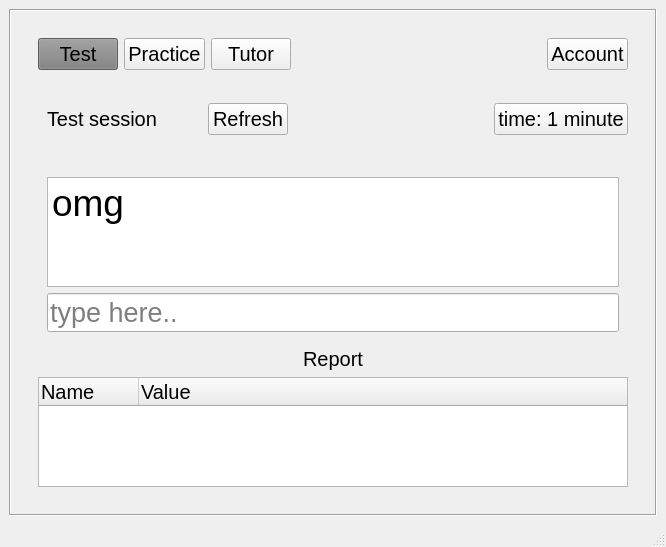
Above: home.ui from Prakash5209/typing_tutor before the change. Below: the same form after it.
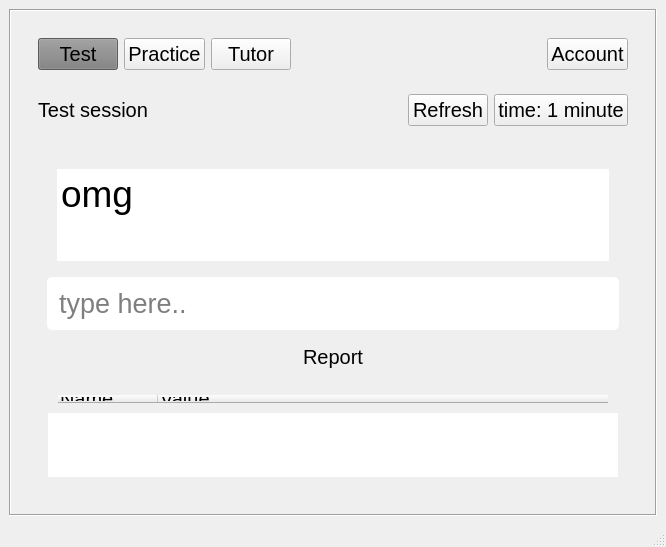
That is the form after the change.

Patch:
```diff
--- a/home.ui
+++ b/home.ui
@@ -205,7 +205,7 @@
                 <x>0</x>
                 <y>0</y>
                 <width>608</width>
-                <height>318</height>
+                <height>336</height>
                </rect>
               </property>
               <layout class="QVBoxLayout" name="verticalLayout_2">
@@ -231,7 +231,8 @@
                      </font>
                     </property>
                     <property name="styleSheet">
-                     <string notr="true"/>
+                     <string notr="true">padding:10px;
+border-radius:5px;</string>
                     </property>
                     <property name="markdown">
                      <string>omg
@@ -258,7 +259,8 @@
                      </font>
                     </property>
                     <property name="styleSheet">
-                     <string notr="true"/>
+                     <string notr="true">padding:10px;
+border-radius:5px;</string>
                     </property>
                     <property name="text">
                      <string/>
@@ -297,7 +299,8 @@
                   </font>
                  </property>
                  <property name="styleSheet">
-                  <string notr="true"/>
+                  <string notr="true">padding:10px;
+border-radius:5px;</string>
                  </property>
                  <column>
                   <property name="text">
@@ -338,86 +341,24 @@
              <property name="frameShadow">
               <enum>QFrame::Raised</enum>
              </property>
-             <layout class="QGridLayout" name="gridLayout_4">
-              <item row="0" column="0">
-               <widget class="QFrame" name="frame_6">
-                <property name="minimumSize">
-                 <size>
-                  <width>200</width>
-                  <height>0</height>
-                 </size>
-                </property>
-                <property name="maximumSize">
-                 <size>
-                  <width>300</width>
-                  <height>16777215</height>
-                 </size>
-                </property>
+             <layout class="QHBoxLayout" name="horizontalLayout_2">
+              <item>
+               <widget class="QLabel" name="label_2">
                 <property name="font">
                  <font>
                   <pointsize>15</pointsize>
                  </font>
                 </property>
-                <property name="frameShape">
-                 <enum>QFrame::NoFrame</enum>
+                <property name="styleSheet">
+                 <string notr="true"/>
                 </property>
-                <property name="frameShadow">
-                 <enum>QFrame::Raised</enum>
+                <property name="text">
+                 <string>Test session</string>
                 </property>
-                <layout class="QHBoxLayout" name="horizontalLayout_2">
-                 <item>
-                  <widget class="QLabel" name="label_2">
-                   <property name="font">
-                    <font>
-                     <pointsize>15</pointsize>
-                    </font>
-                   </property>
-                   <property name="styleSheet">
-                    <string notr="true"/>
-                   </property>
-                   <property name="text">
-                    <string>Test session</string>
-                   </property>
-                  </widget>
-                 </item>
-                 <item>
-                  <spacer name="horizontalSpacer_4">
-                   <property name="font">
-                    <font>
-                     <pointsize>15</pointsize>
-                    </font>
-                   </property>
-                   <property name="orientation">
-                    <enum>Qt::Horizontal</enum>
-                   </property>
-                   <property name="sizeHint" stdset="0">
-                    <size>
-                     <width>158</width>
-                     <height>20</height>
-                    </size>
-                   </property>
-                  </spacer>
-                 </item>
-                 <item>
-                  <widget class="QPushButton" name="test_refresh_button">
-                   <property name="font">
-                    <font>
-                     <pointsize>15</pointsize>
-                    </font>
-                   </property>
-                   <property name="styleSheet">
-                    <string notr="true"/>
-                   </property>
-                   <property name="text">
-                    <string>Refresh</string>
-                   </property>
-                  </widget>
-                 </item>
-                </layout>
                </widget>
               </item>
-              <item row="0" column="1">
-               <spacer name="horizontalSpacer_2">
+              <item>
+               <spacer name="horizontalSpacer_4">
                 <property name="font">
                  <font>
                   <pointsize>15</pointsize>
@@ -428,13 +369,28 @@
                 </property>
                 <property name="sizeHint" stdset="0">
                  <size>
-                  <width>231</width>
-                  <height>21</height>
+                  <width>242</width>
+                  <height>20</height>
                  </size>
                 </property>
                </spacer>
               </item>
-              <item row="0" column="2">
+              <item>
+               <widget class="QPushButton" name="test_refresh_button">
+                <property name="font">
+                 <font>
+                  <pointsize>15</pointsize>
+                 </font>
+                </property>
+                <property name="styleSheet">
+                 <string notr="true"/>
+                </property>
+                <property name="text">
+                 <string>Refresh</string>
+                </property>
+               </widget>
+              </item>
+              <item>
                <widget class="QPushButton" name="time_button">
                 <property name="font">
                  <font>
```
Left out of the diff: 214 changed lines with no effect on the pictures.
